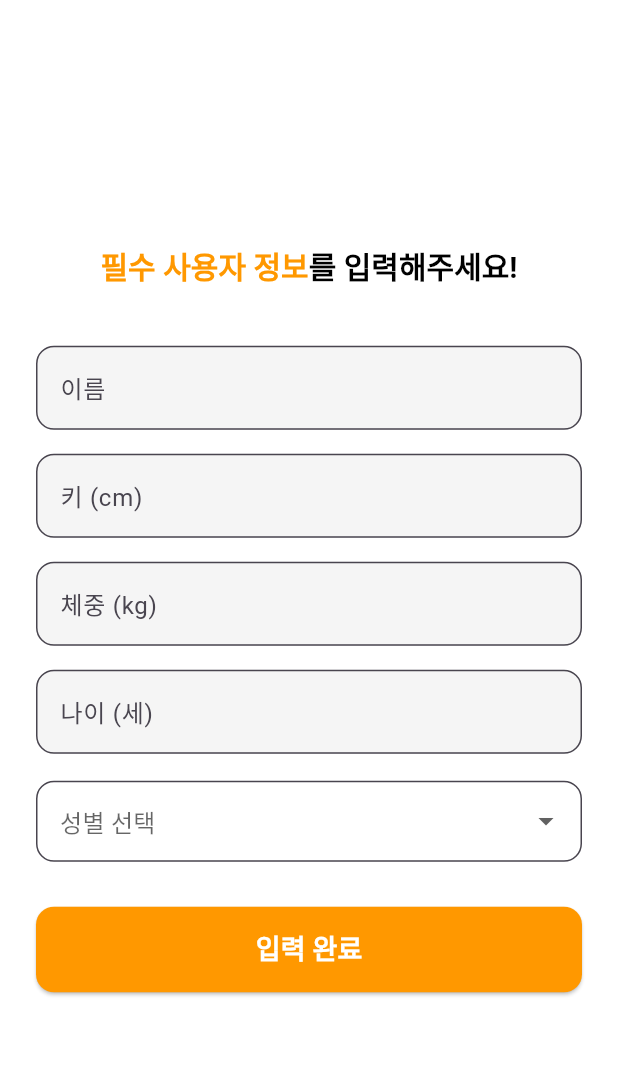
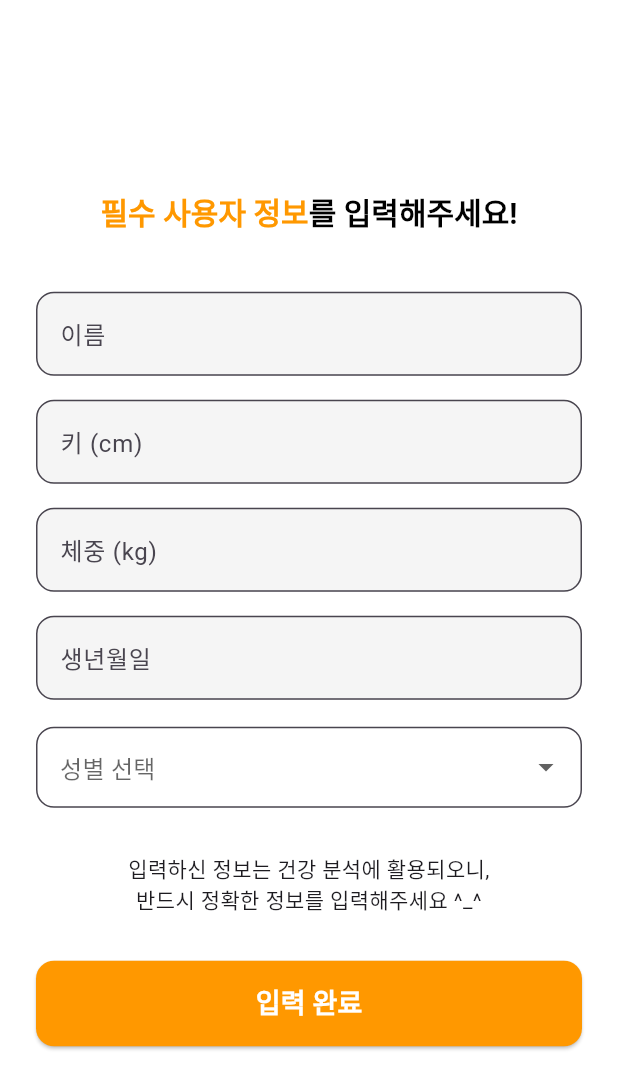
Before and after one commit to CapstonProduct/day_in_bloom_v1, a Flutter app: the InputUserInfoScreen screen opened by its route, on a phone screen of 412 x 824 dp. Shown: the top 1089 px of the screen. Run offline on Flutter 3.47's test engine with Material 3 defaults, Android fonts, the phone set to English and light mode, and no system bars; our stand-ins replace flutter_native_splash, go_router, smooth_page_indicator, table_calendar, youtube_player_flutter.

Commit message:
Fix: Modify age to birthday textfield & add caution

```diff
--- a/lib/features/authentication/screen/input_user_info_screen.dart
+++ b/lib/features/authentication/screen/input_user_info_screen.dart
@@ -14,7 +14,7 @@ class _InputUserInfoScreenState extends State<InputUserInfoScreen> {
     "이름": TextEditingController(),
     "키 (cm)": TextEditingController(),
     "체중 (kg)": TextEditingController(),
-    "나이 (세)": TextEditingController(),
+    "생년월일": TextEditingController(),
   };
 
   String? _selectedGender;
@@ -33,7 +33,7 @@ class _InputUserInfoScreenState extends State<InputUserInfoScreen> {
       "이름": _controllers["이름"]!.text,
       "키": _controllers["키 (cm)"]!.text,
       "체중": _controllers["체중 (kg)"]!.text,
-      "나이": _controllers["나이 (세)"]!.text,
+      "생년월일": _controllers["생년월일"]!.text,
       "성별": _selectedGender,
     };
 
@@ -120,6 +120,10 @@ class _InputUserInfoScreenState extends State<InputUserInfoScreen> {
                 dropdownColor: Colors.white,
               ),
               const SizedBox(height: 30),
+              Text(
+                "입력하신 정보는 건강 분석에 활용되오니,\n반드시 정확한 정보를 입력해주세요 ^_^",
+                textAlign: TextAlign.center),
+              const SizedBox(height: 30),
               Center(
                 child: SizedBox(
                   width: double.infinity,
```
